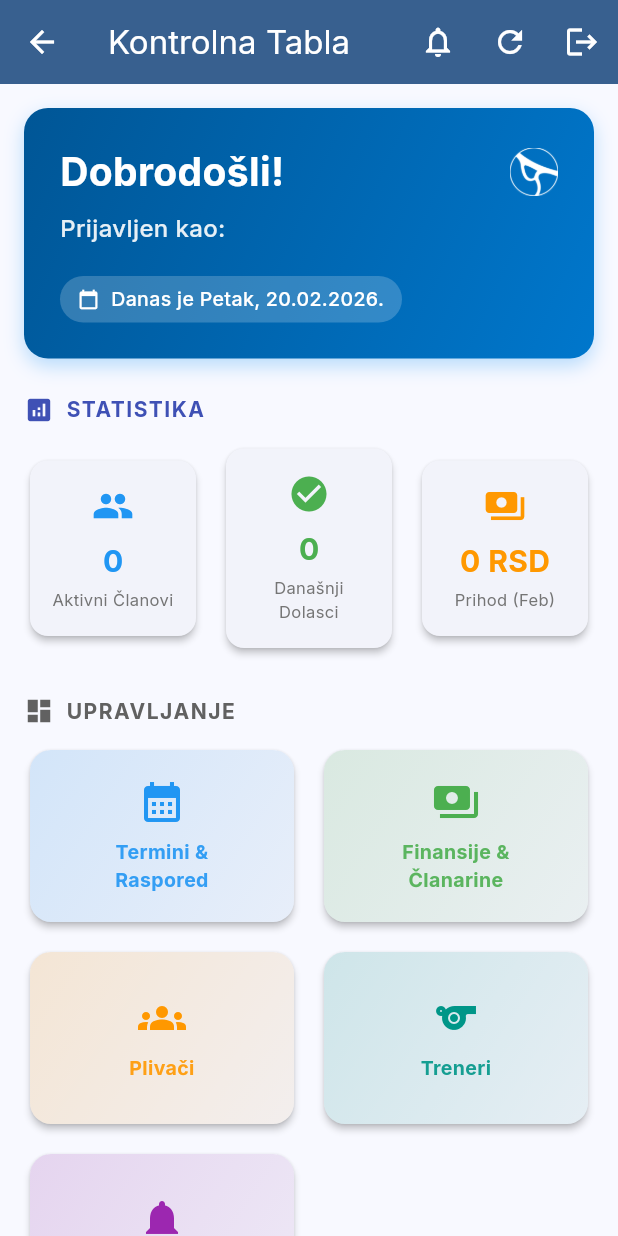
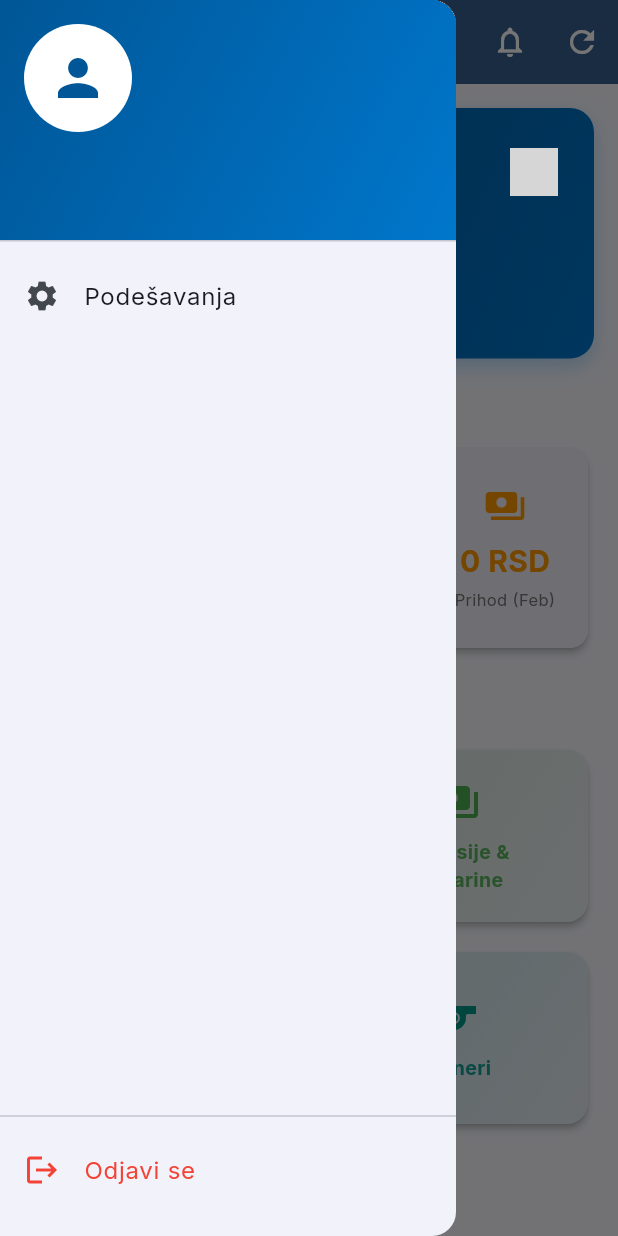
Before and after one commit to Nklrst/plivacki-klub-cms-app, a Flutter app: the OwnerDashboard screen opened directly, with the side drawer open (before the commit the screen has no drawer), on a phone screen of 412 x 824 dp. Run offline on Flutter 3.47's test engine with Material 3 defaults, Android fonts, the phone set to English and light mode, and no system bars; our stand-ins replace dio, fl_chart, flutter_secure_storage, google_fonts; accounts and stored records are empty; network calls fail; grey boxes are pictures that could not be loaded.

Commit message:
various updates

```diff
--- a/frontend/lib/screens/attendance_screen.dart
+++ b/frontend/lib/screens/attendance_screen.dart
@@ -499,7 +499,8 @@ class _AttendanceScreenState extends State<AttendanceScreen> {
             ),
 
             // ── Actions ──
-            Wrap(
+            Flexible(
+              child: Wrap(
                 spacing: 8,
                 runSpacing: 6,
                 crossAxisAlignment: WrapCrossAlignment.center,
@@ -567,6 +568,7 @@ class _AttendanceScreenState extends State<AttendanceScreen> {
                   ),
                 ],
               ),
+            ),
           ],
         ),
       ),
--- a/frontend/lib/screens/owner_dashboard.dart
+++ b/frontend/lib/screens/owner_dashboard.dart
@@ -85,11 +85,53 @@ class _OwnerDashboardState extends State<OwnerDashboard> {
             icon: const Icon(Icons.refresh),
             onPressed: () => owner.fetchDashboardData(),
           ),
-          IconButton(
-            icon: const Icon(Icons.logout),
-            onPressed: () => auth.logout(),
+        ],
       ),
+      drawer: Drawer(
+        child: Column(
+          children: [
+            UserAccountsDrawerHeader(
+              decoration: BoxDecoration(
+                gradient: const LinearGradient(
+                  colors: [Color(0xFF005696), Color(0xFF0077CC)],
+                  begin: Alignment.topLeft,
+                  end: Alignment.bottomRight,
+                ),
+              ),
+              currentAccountPicture: const CircleAvatar(
+                backgroundColor: Colors.white,
+                child: Icon(Icons.person, size: 40, color: Color(0xFF005696)),
+              ),
+              accountName: Text(
+                auth.user?.fullName ?? 'Vlasnik',
+                style: const TextStyle(fontWeight: FontWeight.bold),
+              ),
+              accountEmail: Text(auth.user?.email ?? ''),
+            ),
+            ListTile(
+              leading: const Icon(Icons.settings),
+              title: const Text('Podešavanja'),
+              onTap: () {
+                Navigator.of(context).pop();
+                // TODO: navigate to settings screen
+              },
+            ),
+            const Spacer(),
+            const Divider(),
+            ListTile(
+              leading: const Icon(Icons.logout, color: Colors.red),
+              title: const Text(
+                'Odjavi se',
+                style: TextStyle(color: Colors.red),
+              ),
+              onTap: () {
+                Navigator.of(context).pop();
+                auth.logout();
+              },
+            ),
+            const SizedBox(height: 16),
           ],
+        ),
       ),
       body: owner.isLoading
           ? const Center(child: CircularProgressIndicator())
@@ -192,7 +234,9 @@ class _OwnerDashboardState extends State<OwnerDashboard> {
                       Colors.indigo,
                     ),
                     const SizedBox(height: 12),
-                    Row(
+                    IntrinsicHeight(
+                      child: Row(
+                        crossAxisAlignment: CrossAxisAlignment.stretch,
                         children: [
                           _buildStatCard(
                             icon: Icons.people,
@@ -215,6 +259,7 @@ class _OwnerDashboardState extends State<OwnerDashboard> {
                             color: Colors.orange,
                           ),
                         ],
+                      ),
                     ),
                     const SizedBox(height: 28),
 
@@ -357,9 +402,11 @@ class _OwnerDashboardState extends State<OwnerDashboard> {
       child: Card(
         elevation: 2,
         shape: RoundedRectangleBorder(borderRadius: BorderRadius.circular(12)),
-        child: Padding(
+        child: Container(
+          height: double.infinity,
           padding: const EdgeInsets.symmetric(horizontal: 12, vertical: 16),
           child: Column(
+            mainAxisAlignment: MainAxisAlignment.center,
             children: [
               Icon(icon, size: 28, color: color),
               const SizedBox(height: 8),
--- a/frontend/pubspec.yaml
+++ b/frontend/pubspec.yaml
@@ -70,7 +70,6 @@ flutter:
   uses-material-design: true
 
   assets:
-    - assets/images/logo_white.png
     - assets/images/logo_color.png
 
   # An image asset can refer to one or more resolution-specific "variants", see
```
Also changed, not shown: 37 other files. Lines whose indentation alone changed are shown as unchanged.
